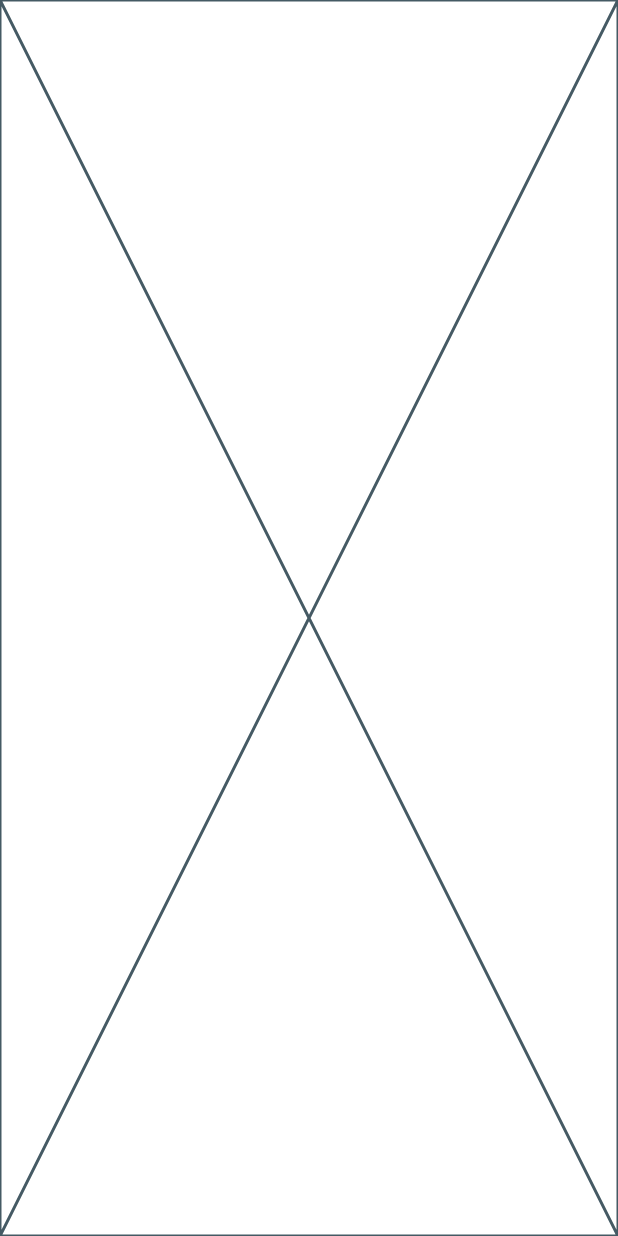
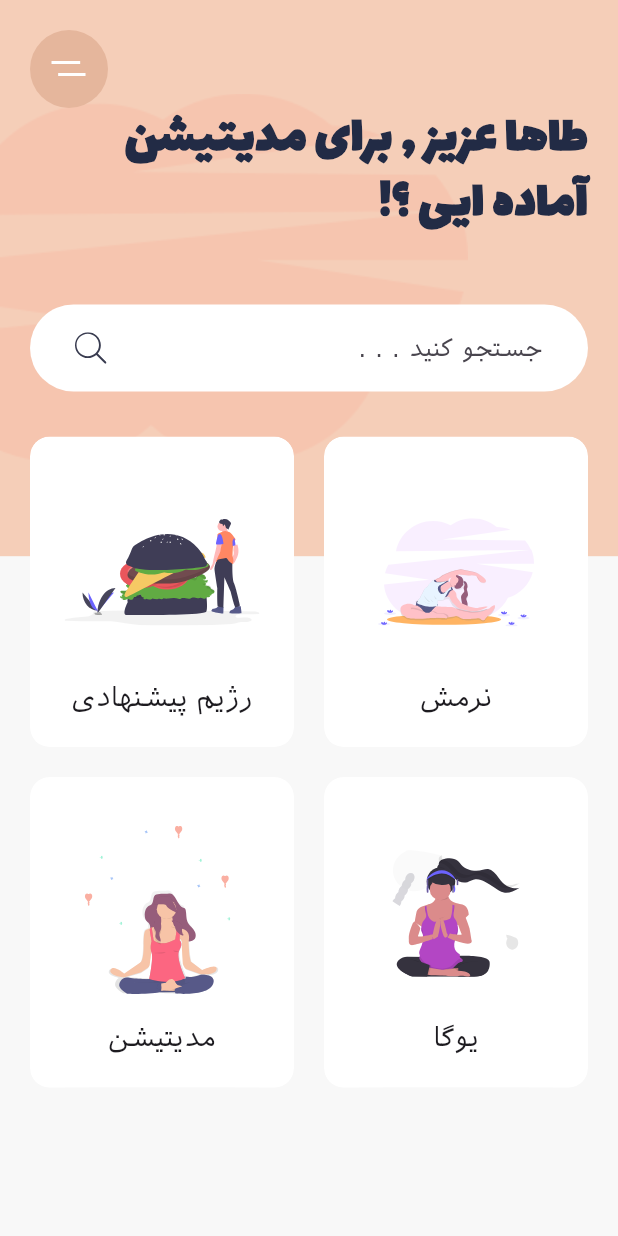
Before and after one commit to thzu0/Meditaion, a Flutter app: the screen it shows after launch, on a phone screen of 412 x 824 dp. Run offline on Flutter 3.47's test engine with Material 3 defaults, Android fonts, the phone set to English and light mode, and no system bars; our stand-ins replace flutter_svg.

Commit message:
create main page

```diff
--- a/lib/main.dart
+++ b/lib/main.dart
@@ -1,5 +1,7 @@
 import 'package:flutter/material.dart';
+import 'package:flutter_svg/svg.dart';
 import 'package:meditaion_app/constans/constans.dart';
+import 'package:meditaion_app/widget/category_widget.dart';
 
 void main() {
   runApp(const MyApp());
@@ -11,6 +13,7 @@ class MyApp extends StatelessWidget {
   @override
   Widget build(BuildContext context) {
     return MaterialApp(
+      debugShowCheckedModeBanner: false,
       theme: ThemeData(
         fontFamily: 'Vazirmatn',
         scaffoldBackgroundColor: kBackgroundColor,
@@ -28,6 +31,107 @@ class HomeScreen extends StatelessWidget {
 
   @override
   Widget build(BuildContext context) {
-    return const Placeholder();
+    Size size = MediaQuery.of(context).size;
+    return Scaffold(
+      body: Stack(
+        children: [
+          Container(
+            height: size.height * 0.45,
+            decoration: BoxDecoration(
+              color: Color(0xFFF5CEB8),
+              image: DecorationImage(
+                alignment: Alignment.centerLeft,
+                image: AssetImage('assets/images/undraw_pilates_gpdb.png'),
+              ),
+            ),
+          ),
+          SafeArea(
+            child: Padding(
+              padding: EdgeInsetsGeometry.symmetric(
+                horizontal: 20.0,
+                vertical: 20.0,
+              ),
+              child: Column(
+                crossAxisAlignment: CrossAxisAlignment.end,
+                children: [
+                  Align(
+                    alignment: Alignment.topLeft,
+                    child: Container(
+                      alignment: Alignment.center,
+                      height: 52.0,
+                      width: 52.0,
+                      decoration: BoxDecoration(
+                        shape: BoxShape.circle,
+                        color: Color.fromARGB(255, 229, 182, 156),
+                      ),
+                      child: SvgPicture.asset('assets/icons/menu.svg'),
+                    ),
+                  ),
+                  Text(
+                    'طاها عزیز , برای مدیتیشن \nآماده ایی ؟!',
+                    textAlign: TextAlign.right,
+                    textDirection: TextDirection.rtl,
+                    style: Theme.of(context).textTheme.displaySmall?.copyWith(
+                      fontWeight: FontWeight.w800,
+                      fontFamily: 'Lalezar',
+                      fontSize: 35.0,
+                    ),
+                  ),
+                  const SizedBox(height: 15.0),
+                  Container(
+                    margin: EdgeInsets.symmetric(vertical: 30.0),
+                    padding: EdgeInsets.symmetric(
+                      horizontal: 30.0,
+                      vertical: 5.0,
+                    ),
+                    decoration: BoxDecoration(
+                      color: Colors.white,
+                      borderRadius: BorderRadius.circular(29.5),
+                    ),
+                    child: TextField(
+                      textAlign: TextAlign.right,
+                      textDirection: TextDirection.rtl,
+                      decoration: InputDecoration(
+                        border: InputBorder.none,
+                        hintText: '. . . جستجو کنید',
+                        hintStyle: const TextStyle(fontFamily: 'IranSans'),
+                        icon: SvgPicture.asset('assets/icons/search.svg'),
+                      ),
+                    ),
+                  ),
+                  Expanded(
+                    child: GridView.count(
+                      childAspectRatio: 0.85,
+                      crossAxisCount: 2,
+                      crossAxisSpacing: 20.0,
+                      mainAxisSpacing: 20.0,
+                      children: [
+                        BuildCategoryCard(
+                          svgSrc: 'assets/icons/Hamburger.svg',
+                          title: 'رژیم پیشنهادی',
+                        ),
+                        BuildCategoryCard(
+                          svgSrc: 'assets/icons/Excrecises.svg',
+                          title: 'نرمش',
+                        ),
+                        BuildCategoryCard(
+                          svgSrc: 'assets/icons/Meditation.svg',
+                          title: 'مدیتیشن',
+                          press: () {},
+                        ),
+                        BuildCategoryCard(
+                          svgSrc: 'assets/icons/yoga.svg',
+                          title: 'یوگا',
+                        ),
+                      ],
+                    ),
+                  ),
+                ],
+              ),
+            ),
+          ),
+        ],
+      ),
+    );
   }
 }
--- /dev/null
+++ b/lib/widget/category_widget.dart
@@ -0,0 +1,62 @@
+import 'package:flutter/material.dart';
+import 'package:flutter_svg/svg.dart';
+import 'package:meditaion_app/constans/constans.dart';
+
+class BuildCategoryCard extends StatelessWidget {
+  final String svgSrc;
+  final String title;
+  final VoidCallback? press;
+  const BuildCategoryCard({
+    super.key,
+    required this.svgSrc,
+    required this.title,
+    this.press,
+  });
+
+  @override
+  Widget build(BuildContext context) {
+    return ClipRRect(
+      borderRadius: BorderRadiusGeometry.circular(13.0),
+      child: Container(
+        // padding: EdgeInsets.all(20.0),
+        decoration: BoxDecoration(
+          color: Colors.white,
+          borderRadius: BorderRadius.circular(13.0),
+          boxShadow: const [
+            BoxShadow(
+              offset: Offset(0.0, 17.0),
+              blurRadius: 17.0,
+              spreadRadius: -23.0,
+              color: kShadowColor,
+            ),
+          ],
+        ),
+        child: Material(
+          color: Colors.transparent,
+          child: InkWell(
+            onTap: press,
+            child: Padding(
+              padding: const EdgeInsets.all(20.0),
+              child: Column(
+                children: [
+                  const Spacer(),
+                  SvgPicture.asset(svgSrc),
+                  const Spacer(),
+                  Text(
+                    title,
+                    textAlign: TextAlign.center,
+                    style: const TextStyle(
+                      fontFamily: 'IranSans',
+                      fontWeight: FontWeight.w500,
+                      fontSize: 18.0,
+                    ),
+                  ),
+                ],
+              ),
+            ),
+          ),
+        ),
+      ),
+    );
+  }
+}
```
Also changed, not shown: 1 other file.
